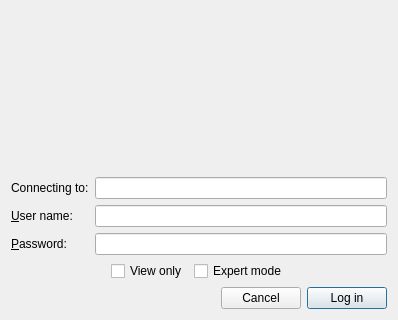
This is nicos_ess/gui/dialogs/auth.ui in ess-dmsc/nicos as Qt 5 draws it before an edit; both pictures show x 0 to 398 and y 420 to 740 of the 398 by 740 pixel window. The edited form follows.
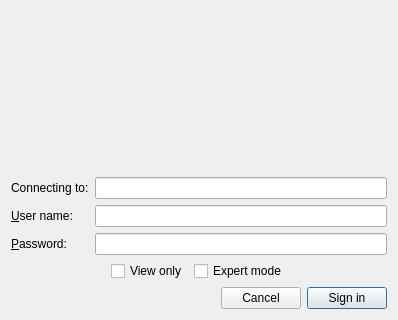
This is the edited form. Icons and pictures are not drawn.

```diff
--- a/nicos_ess/gui/dialogs/auth.ui
+++ b/nicos_ess/gui/dialogs/auth.ui
@@ -231,7 +231,7 @@
      <item>
       <widget class="QPushButton" name="btn_login">
        <property name="text">
-        <string>Log in</string>
+        <string>Sign in</string>
        </property>
        <property name="autoDefault">
         <bool>true</bool>
```
